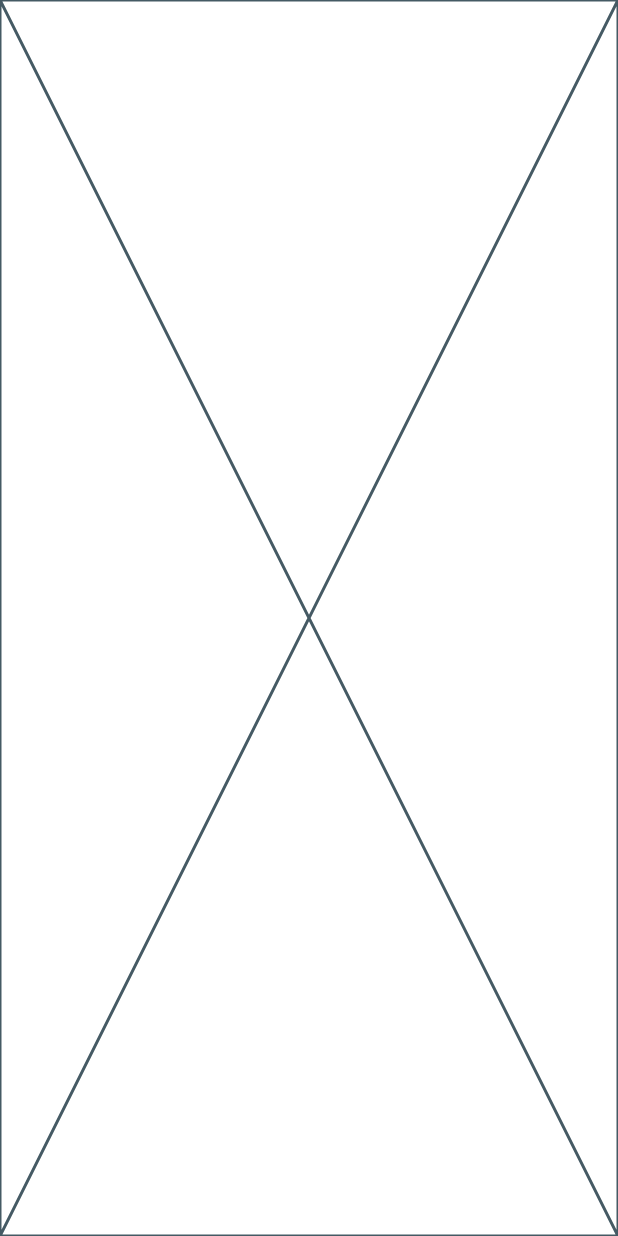
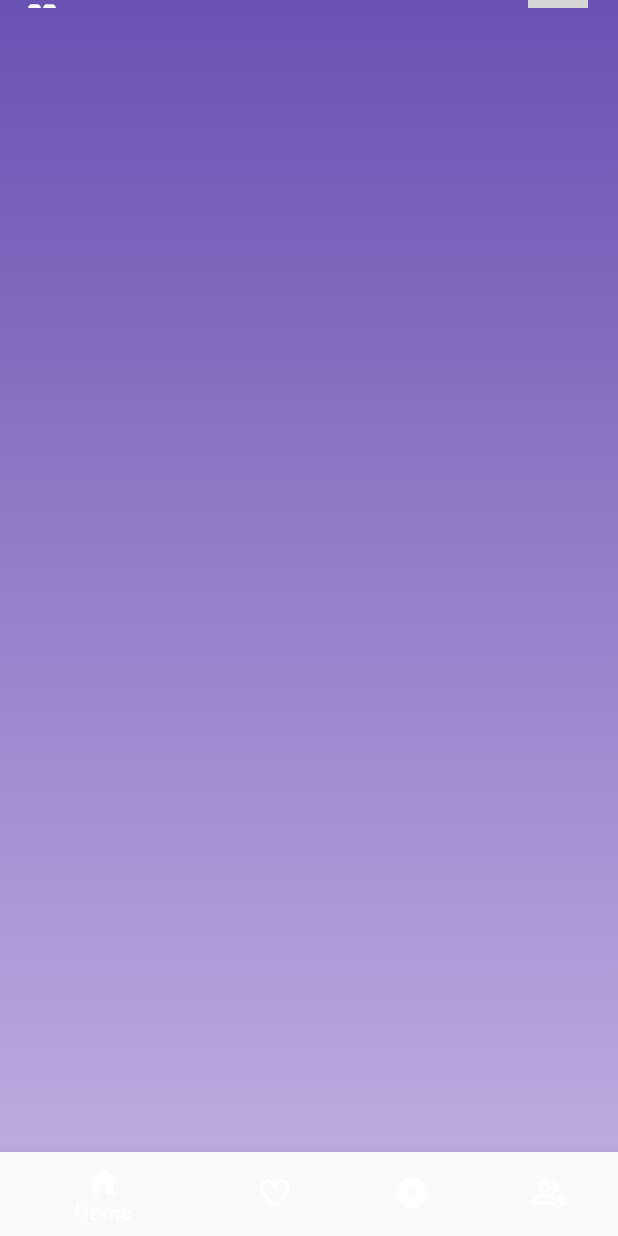
Before and after one commit to Dera-codes/music_app_ui, a Flutter app: the screen it shows after launch, on a phone screen of 412 x 824 dp. Run offline on Flutter 3.47's test engine with Material 2 defaults, Android fonts, the phone set to English and light mode, and no system bars; our stand-ins replace get; network calls fail; grey boxes are pictures that could not be loaded.

Commit message:
app update

```diff
--- a/lib/main.dart
+++ b/lib/main.dart
@@ -1,5 +1,8 @@
 import 'package:flutter/material.dart';
+import 'package:get/get.dart';
 import 'package:music_app_ui/screens/home_screen.dart';
+import 'package:music_app_ui/screens/playlist_screen.dart';
+import 'package:music_app_ui/screens/song_screen.dart';
 
 void main() {
   runApp(const MyApp());
@@ -11,13 +14,20 @@ class MyApp extends StatelessWidget {
   // This widget is the root of your application.
   @override
   Widget build(BuildContext context) {
-    return MaterialApp(
+    return GetMaterialApp(
       debugShowCheckedModeBanner: false,
       title: 'Flutter Demo',
       theme: ThemeData(
-        primarySwatch: Colors.blue,
-      ),
+          textTheme: Theme.of(context).textTheme.apply(
+                bodyColor: Colors.white,
+                displayColor: Colors.white,
+              )),
       home: const HomeScreen(),
+      getPages: [
+        GetPage(name: '/', page: () => const HomeScreen()),
+        GetPage(name: '/song', page: () => const SongScreen()),
+        GetPage(name: '/playlist', page: () => const PlaylistScreen()),
+      ],
     );
   }
 }
--- a/lib/screens/home_screen.dart
+++ b/lib/screens/home_screen.dart
@@ -5,6 +5,68 @@ class HomeScreen extends StatelessWidget {
 
   @override
   Widget build(BuildContext context) {
-    return const Placeholder();
+    return Container(
+      decoration: BoxDecoration(
+          gradient: LinearGradient(
+              begin: Alignment.topCenter,
+              end: Alignment.bottomCenter,
+              colors: [
+            Colors.deepPurple.shade800.withOpacity(0.8),
+            Colors.deepPurple.shade200.withOpacity(0.8),
+          ])),
+      child: Scaffold(
+        backgroundColor: Colors.transparent,
+        appBar: _CustomAppBar(),
+        bottomNavigationBar: BottomNavigationBar(
+          items: const [
+            BottomNavigationBarItem(
+              icon: Icon(Icons.home),
+              label: 'Home',
+            ),
+            BottomNavigationBarItem(
+              icon: Icon(Icons.favorite_outline),
+              label: 'Favorites',
+            ),
+            BottomNavigationBarItem(
+              icon: Icon(Icons.play_circle_fill_outlined),
+              label: 'Play',
+            ),
+            BottomNavigationBarItem(
+              icon: Icon(Icons.people_alt_outlined),
+              label: 'Profile',
+            ),
+          ],
+        ),
+        body: Container(),
+      ),
+    );
   }
 }
+
+class _CustomAppBar extends StatelessWidget implements PreferredSizeWidget {
+  const _CustomAppBar({
+    super.key,
+  });
+
+  @override
+  Widget build(BuildContext context) {
+    return AppBar(
+      backgroundColor: Colors.transparent,
+      elevation: 0,
+      leading: Icon(Icons.grid_view_rounded),
+      actions: [
+        Container(
+          margin: const EdgeInsets.only(right: 20),
+          child: const CircleAvatar(
+            backgroundImage: NetworkImage(
+                'https://media.licdn.com/dms/image/C4D03AQFWzLxhhD1FNg/profile-displayphoto-shrink_800_800/0/1659658898673?e=1701302400&v=beta&t=38zVLbzj0k9DrI9W5byRzI_dp__o24sw_Bsp4917paM'),
+          ),
+        )
+      ],
+    );
+  }
+
+  @override
+  // TODO: implement preferredSize
+  Size get preferredSize => const Size.fromHeight(5.0);
+}
--- /dev/null
+++ b/lib/screens/playlist_screen.dart
@@ -0,0 +1,10 @@
+import 'package:flutter/material.dart';
+
+class PlaylistScreen extends StatelessWidget {
+  const PlaylistScreen({super.key});
+
+  @override
+  Widget build(BuildContext context) {
+    return const Placeholder();
+  }
+}
--- /dev/null
+++ b/lib/screens/song_screen.dart
@@ -0,0 +1,10 @@
+import 'package:flutter/material.dart';
+
+class SongScreen extends StatelessWidget {
+  const SongScreen({super.key});
+
+  @override
+  Widget build(BuildContext context) {
+    return const Placeholder();
+  }
+}
```
